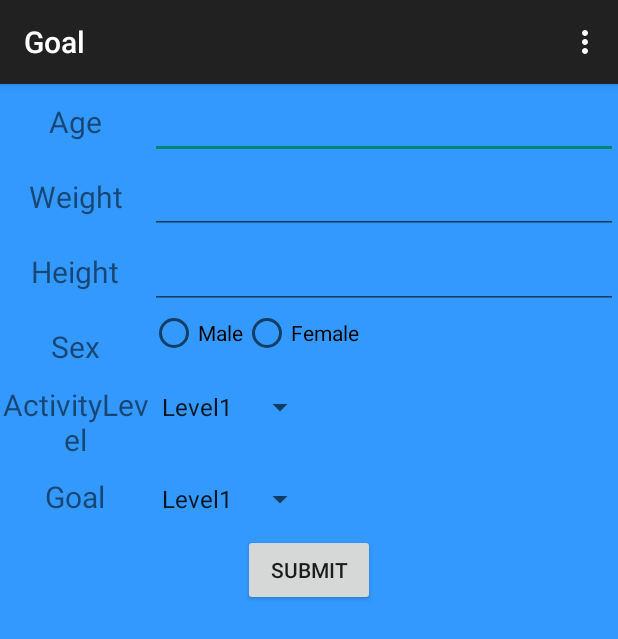
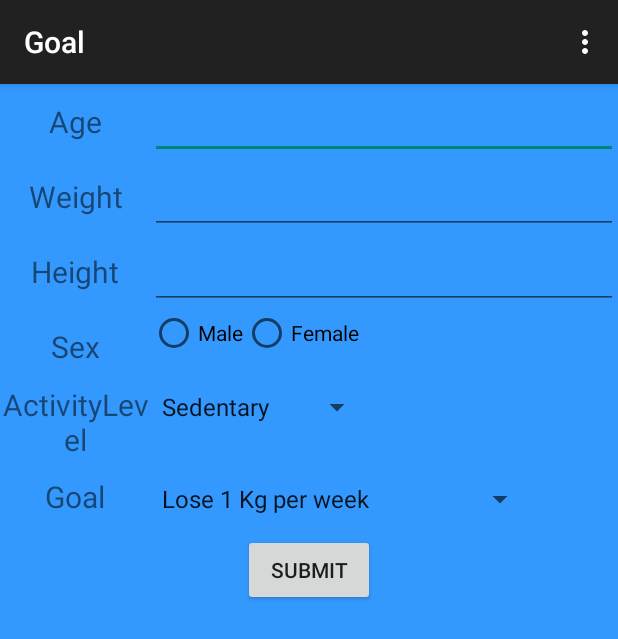
Before and after one commit to onezero10/project, an Android app: the Goal screen opened directly, with no data from a screen before it, after a tap on "SUBMIT", on a phone screen of 412 x 824 dp. Shown: the top 639 px of the screen. Run offline under Robolectric (Android 15) with nearby library versions, the phone set to English and light mode, and no system bars; 3 statements that could not run were skipped.

Commit message:
calperday
เพิ่ม calperday

```diff
--- a/Running/app/src/main/java/com/ce/nutchakhun/running/Goal.java
+++ b/Running/app/src/main/java/com/ce/nutchakhun/running/Goal.java
@@ -66,6 +66,29 @@ public class Goal extends AppCompatActivity {
     return true;
     }
 
+    public int calculateCalories(int age,int weight,int height,int sex,
+                                 double level,int goal) {
+        int bmr, tdee, calPerDay;
+        if (sex == 0) {
+            bmr = (int) ((10 * weight) + (6.25 * height) - (5 * age) + 5);
+            Log.d("bmr",bmr+"");
+            tdee = (int)(level * bmr);
+            Log.d("tdee",tdee+"");
+            calPerDay = (goal/7) + tdee;
+            return calPerDay;
+        } else {
+            bmr = (int) ((10 * weight) + (6.25 * height) - (5 * age) - 161);
+            tdee = (int)(level * bmr);
+            calPerDay = (goal/7) + tdee;
+            return calPerDay;
+
+        }
+
+
+    }
+
+
+
     public void sumbit_data(View view) {
         if(checkdata()==true){
             EditText edit = (EditText) findViewById(R.id.fill_age);
@@ -78,16 +101,45 @@ public class Goal extends AppCompatActivity {
             int sex = radioGroup.getCheckedRadioButtonId();
             if(sex==R.id.male) sex = 0;
             else sex = 1;
+
             Spinner spinner = (Spinner) findViewById(R.id.spinner_level);
             int level = spinner.getSelectedItemPosition();
+            double level2;
+            if(level==0)level2=1.2;
+            else if(level == 1 )level2 = 1.375;
+            else if(level == 2) level2 = 1.55;
+            else {
+                level2 = 1.7;
+            }
+
             Spinner spinner2 = (Spinner) findViewById(R.id.spinner_goal);
             int goal = spinner2.getSelectedItemPosition();
+            if(goal==0) goal = -1*7700;
+            else if(goal==1) goal = (int)-0.5*7700;
+            else if (goal==2) goal = 0;
+            else if (goal ==3) goal = (int)0.25*7700;
+            else {
+                goal = (int)0.5*7700;
+            }
+
             Log.d("age",age+"");
             Log.d("weight",weight+"");
             Log.d("Height",height+"");
             Log.d("sex",sex+"");
-            Log.d("level",level+"");
+            Log.d("level2",level2+"");
             Log.d("goal",goal+"");
+
+
+           int cal;
+
+            {
+              cal = calculateCalories(age, weight,height, sex, level2, goal);
+             Log.d("cal",cal+"");
+            }
+
+        }
+
+
 
 
 
@@ -96,7 +148,12 @@ public class Goal extends AppCompatActivity {
         }
 
 
-    }
+
+
+
+
+
+
 
 
 }
--- a/Running/app/src/main/res/values/strings.xml
+++ b/Running/app/src/main/res/values/strings.xml
@@ -17,18 +17,20 @@
     <string name="E_mail">E-mail</string>
 
     <string-array name="array_actlevel">
-        <item>Level1</item>
-        <item>Level2</item>
-        <item>Level3</item>
-        <item>Level4</item>
+        <item>Sedentary</item>
+        <item>Light Active</item>
+        <item>Active</item>
+        <item>Very Active</item>
+
 
     </string-array>
 
     <string-array name="array_goal">
-        <item>Level1</item>
-        <item>Level2</item>
-        <item>Level3</item>
-        <item>Level4</item>
+        <item>Lose 1 Kg per week</item>
+        <item>Lose 0.5 Kg per week</item>
+        <item>Maintain my current weight</item>
+        <item>Gain 0.25 Kg per week</item>
+        <item>Gain 0.5 Kg per week</item>
 
     </string-array>
 
```
